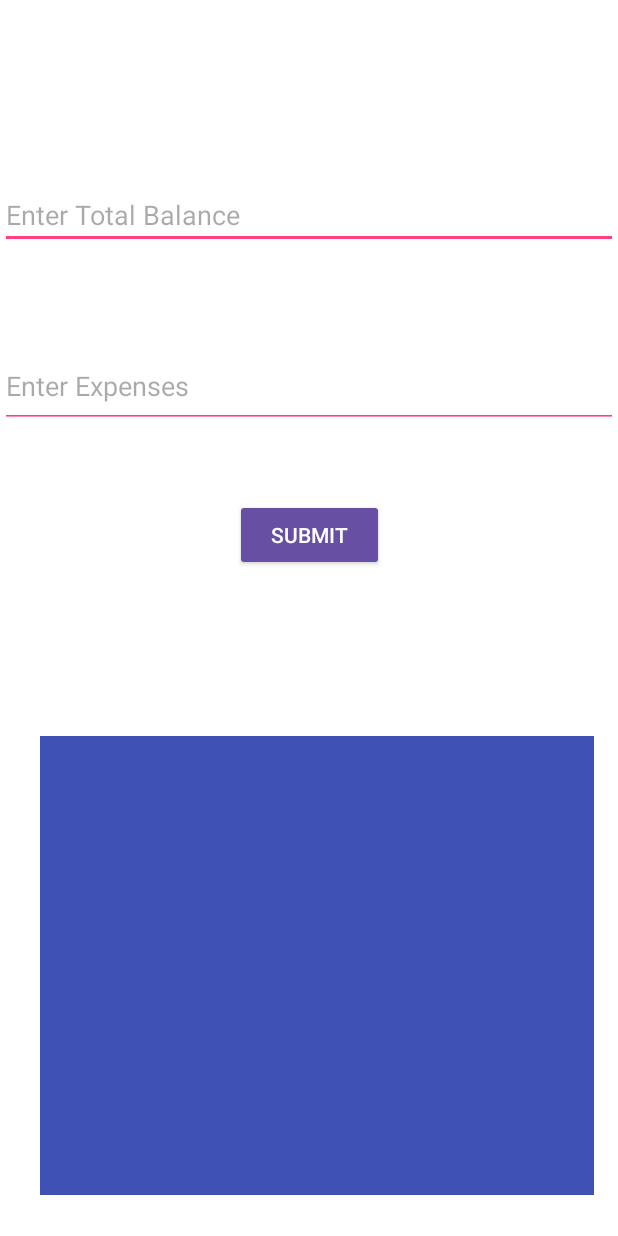
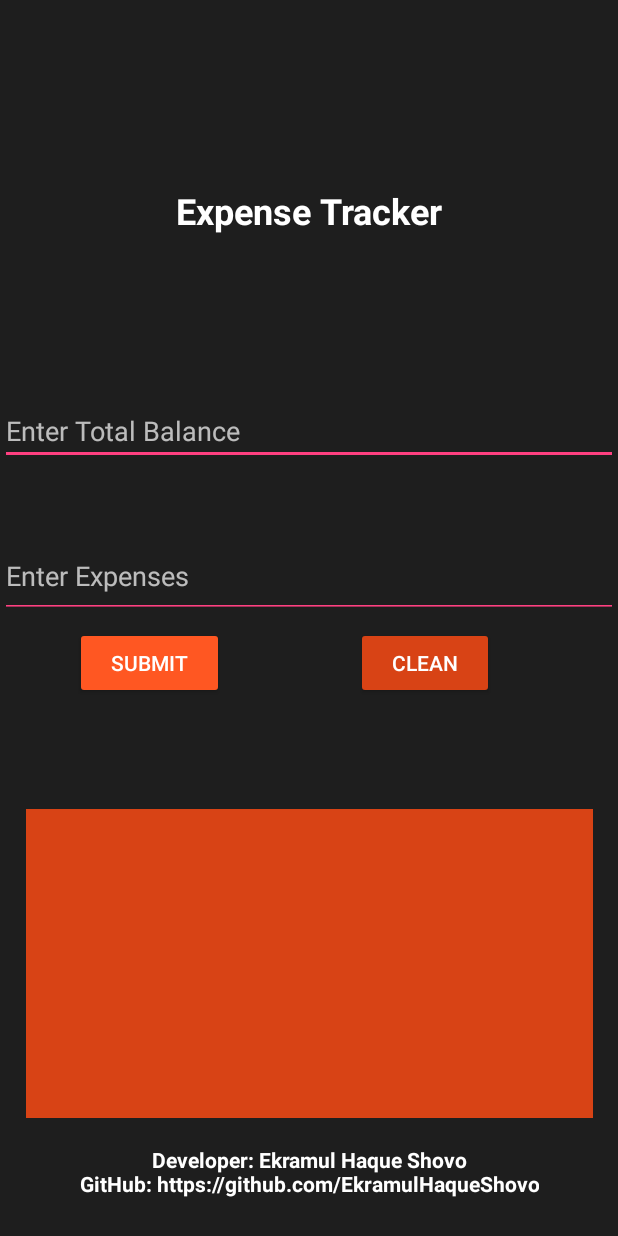
Before and after one commit to EkramulHaqueShovo/ExpenseTracker-Android-Application-, an Android app: the screen it shows after launch (MainActivity), after a tap on "SUBMIT", on a phone screen of 412 x 824 dp. Run offline under Robolectric (Android 15) with nearby library versions, the phone set to English and light mode, and no system bars.

Commit message:
Add clean button/bg colour black/show orginized data

```diff
--- a/app/src/main/java/com/example/expensestracker/expensetracker/MainActivity.java
+++ b/app/src/main/java/com/example/expensestracker/expensetracker/MainActivity.java
@@ -5,7 +5,6 @@ import android.view.View;
 import android.widget.Button;
 import android.widget.EditText;
 import android.widget.TextView;
-
 import androidx.appcompat.app.AppCompatActivity;
 
 public class MainActivity extends AppCompatActivity {
@@ -13,7 +12,9 @@ public class MainActivity extends AppCompatActivity {
     private EditText editTextTotalBalance;
     private EditText editTextText;
     private Button submitButton;
+    private Button cleanButton;
     private TextView resultLabel;
+    private TextView developerInfoTextView;
 
     private double totalExpenses = 0.0;
     private double totalBalance = 0.0;
@@ -26,16 +27,36 @@ public class MainActivity extends AppCompatActivity {
         editTextTotalBalance = findViewById(R.id.editTextTotalBalance);
         editTextText = findViewById(R.id.editTextText);
         submitButton = findViewById(R.id.button);
+        cleanButton = findViewById(R.id.cleanButton);
         resultLabel = findViewById(R.id.resultLabel);
+        developerInfoTextView = findViewById(R.id.developerInfoTextView);
 
         submitButton.setOnClickListener(new View.OnClickListener() {
             @Override
             public void onClick(View view) {
+                handleSubmission();
+            }
+        });
+
+        cleanButton.setOnClickListener(new View.OnClickListener() {
+            @Override
+            public void onClick(View view) {
+                clearAllFields();
+            }
+        });
+
+        developerInfoTextView.setText("Developer: Ekramul Haque Shovo\nGitHub: https://github.com/EkramulHaqueShovo");
+    }
+
+    private void handleSubmission() {
         String totalBalanceText = editTextTotalBalance.getText().toString();
         String expenseText = editTextText.getText().toString();
 
+        StringBuilder resultMessage = new StringBuilder();
+
         if (!totalBalanceText.isEmpty()) {
             totalBalance = Double.parseDouble(totalBalanceText);
+            resultMessage.append(String.format("Total Balance(Taka): %.2f\n", totalBalance));
         }
 
         if (!expenseText.isEmpty()) {
@@ -44,17 +65,25 @@ public class MainActivity extends AppCompatActivity {
 
             double remainingBalance = totalBalance - totalExpenses;
 
-                    StringBuilder resultStringBuilder = new StringBuilder();
-                    resultStringBuilder.append("Total Balance(Taka): ").append(totalBalance)
-                            .append("\nTotal Expenses(Taka): ").append(totalExpenses)
-                            .append("\nRemaining Balance(Taka): ").append(remainingBalance);
+            resultMessage.append(String.format("Expense: %.2f\n", expenseAmount));
+            resultMessage.append(String.format("Total Expenses(Taka): %.2f\n", totalExpenses));
+            resultMessage.append(String.format("Remaining Balance(Taka): %.2f\n", remainingBalance));
 
-                    resultLabel.setText(resultStringBuilder.toString());
+            clearInputFields();
+        }
 
+        resultLabel.setText(resultMessage.toString());
+    }
+
+    private void clearInputFields() {
         editTextTotalBalance.getText().clear();
         editTextText.getText().clear();
     }
-            }
-        });
+
+    private void clearAllFields() {
+        totalExpenses = 0.0;
+        totalBalance = 0.0;
+        resultLabel.setText("");
+        clearInputFields();
     }
 }
--- a/app/src/main/res/layout/activity_main.xml
+++ b/app/src/main/res/layout/activity_main.xml
@@ -5,8 +5,22 @@
     xmlns:tools="http://schemas.android.com/tools"
     android:layout_width="match_parent"
     android:layout_height="match_parent"
-    android:background="@android:color/background_light"
+    android:background="#1E1E1E"
     tools:context=".MainActivity">
+
+    <TextView
+        android:id="@+id/headerTextView"
+        android:layout_width="wrap_content"
+        android:layout_height="wrap_content"
+        android:text="Expense Tracker"
+        android:textColor="@color/white"
+        android:textSize="24sp"
+        android:textStyle="bold"
+        app:layout_constraintTop_toTopOf="parent"
+        app:layout_constraintStart_toStartOf="parent"
+        app:layout_constraintEnd_toEndOf="parent"
+        app:layout_constraintBottom_toTopOf="@+id/editTextTotalBalance"
+        android:layout_marginTop="16dp"/>
 
     <EditText
         android:id="@+id/editTextTotalBalance"
@@ -16,29 +30,47 @@
         android:ems="10"
         android:hint="Enter Total Balance"
         android:inputType="numberDecimal"
+        android:textColorHint="#B3FFFFFF"
+        android:textColor="@color/white"
         app:layout_constraintBottom_toTopOf="@+id/button"
         app:layout_constraintEnd_toEndOf="parent"
         app:layout_constraintHorizontal_bias="0.0"
         app:layout_constraintStart_toStartOf="parent"
-        app:layout_constraintTop_toTopOf="parent"
-        app:layout_constraintVertical_bias="0.421" />
+        app:layout_constraintTop_toBottomOf="@+id/headerTextView"
+        app:layout_constraintVertical_bias="0.1" />
 
     <EditText
         android:id="@+id/editTextText"
         android:layout_width="0dp"
         android:layout_height="56dp"
-        android:autofillHints=""
         android:backgroundTint="@color/colorAccent"
         android:ems="10"
         android:hint="Enter Expenses"
         android:inputType="text"
         android:minHeight="48dp"
+        android:textColorHint="#B3FFFFFF"
+        android:textColor="@color/white"
         app:layout_constraintBottom_toBottomOf="parent"
         app:layout_constraintEnd_toEndOf="parent"
-        app:layout_constraintHorizontal_bias="1.0"
+        app:layout_constraintHorizontal_bias="0.0"
         app:layout_constraintStart_toStartOf="parent"
-        app:layout_constraintTop_toTopOf="parent"
-        app:layout_constraintVertical_bias="0.299" />
+        app:layout_constraintTop_toBottomOf="@+id/editTextTotalBalance"
+        app:layout_constraintVertical_bias="0.1" />
+
+    <Button
+        android:id="@+id/cleanButton"
+        style="@style/Widget.AppCompat.Button.Colored"
+        android:layout_width="wrap_content"
+        android:layout_height="wrap_content"
+        android:text="Clean"
+        android:textColor="@color/white"
+        app:backgroundTint="@color/colorPrimaryDark"
+        app:layout_constraintBottom_toBottomOf="parent"
+        app:layout_constraintEnd_toEndOf="parent"
+        app:layout_constraintHorizontal_bias="0.514"
+        app:layout_constraintStart_toEndOf="@+id/button"
+        app:layout_constraintTop_toBottomOf="@+id/editTextText"
+        app:layout_constraintVertical_bias="0.017" />
 
     <Button
         android:id="@+id/button"
@@ -47,25 +79,43 @@
         android:layout_height="wrap_content"
         android:onClick="onSubmitButtonClick"
         android:text="@string/submit"
+        android:textColor="@color/white"
+        app:backgroundTint="@color/colorPrimary"
         app:layout_constraintBottom_toBottomOf="parent"
         app:layout_constraintEnd_toEndOf="parent"
+        app:layout_constraintHorizontal_bias="0.16"
         app:layout_constraintStart_toStartOf="parent"
         app:layout_constraintTop_toBottomOf="@+id/editTextText"
-        app:layout_constraintVertical_bias="0.096" />
+        app:layout_constraintVertical_bias="0.017" />
 
     <TextView
         android:id="@+id/resultLabel"
-        android:layout_width="369dp"
-        android:layout_height="306dp"
-        android:background="@color/colorPrimary"
+        android:layout_width="378dp"
+        android:layout_height="206dp"
+        android:background="@color/colorPrimaryDark"
         android:gravity="center"
-        android:textColor="@android:color/black"
+        android:textColor="@color/white"
         android:textStyle="bold"
         app:layout_constraintBottom_toBottomOf="parent"
         app:layout_constraintEnd_toEndOf="parent"
-        app:layout_constraintHorizontal_bias="0.619"
+        app:layout_constraintHorizontal_bias="0.515"
         app:layout_constraintStart_toStartOf="parent"
         app:layout_constraintTop_toBottomOf="@+id/button"
-        app:layout_constraintVertical_bias="0.8" />
+        app:layout_constraintVertical_bias="0.482" />
+
+    <TextView
+        android:id="@+id/developerInfoTextView"
+        android:layout_width="wrap_content"
+        android:layout_height="wrap_content"
+        android:layout_marginTop="16dp"
+        android:gravity="center"
+        android:textColor="@color/white"
+        android:textStyle="bold"
+        app:layout_constraintBottom_toBottomOf="parent"
+        app:layout_constraintEnd_toEndOf="parent"
+        app:layout_constraintHorizontal_bias="0.498"
+        app:layout_constraintStart_toStartOf="parent"
+        app:layout_constraintTop_toBottomOf="@+id/resultLabel"
+        app:layout_constraintVertical_bias="0.083" />
 
 </androidx.constraintlayout.widget.ConstraintLayout>
--- a/app/src/main/res/values/colors.xml
+++ b/app/src/main/res/values/colors.xml
@@ -1,8 +1,8 @@
 <?xml version="1.0" encoding="utf-8"?>
 <resources>
-    <color name="black">#FF000000</color>
-    <color name="white">#FFFFFFFF</color>
-    <color name="colorPrimary">#3F51B5</color>
-    <color name="colorPrimaryDark">#303F9F</color>
-    <color name="colorAccent">#FF4081</color>
+    <color name="black">#000000</color>
+    <color name="white">#FFFFFF</color>
+    <color name="colorPrimary">#FF5722</color> <!-- Orange -->
+    <color name="colorPrimaryDark">#D84315</color> <!-- Darker Orange -->
+    <color name="colorAccent">#FF4081</color> <!-- Pink/Red -->
 </resources>
```
Lines whose indentation alone changed are shown as unchanged.
